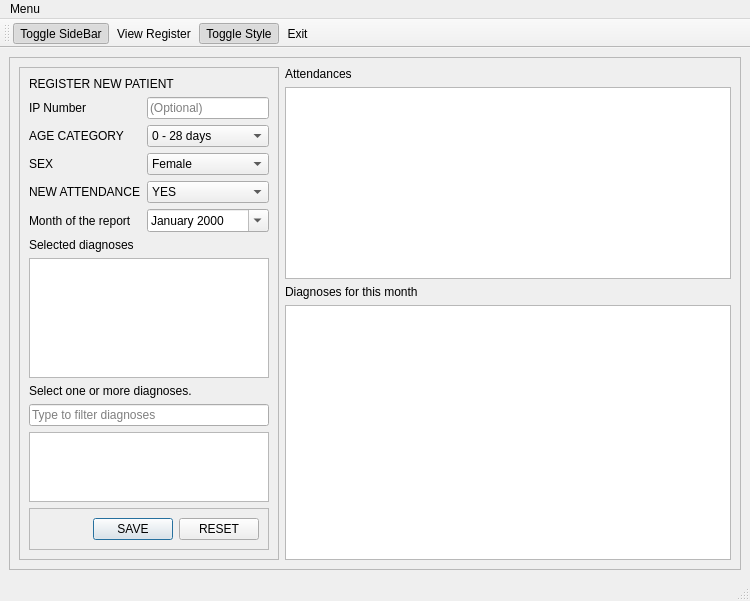
Old version of the form mainwindow.ui in the repository abiiranathan/hmis.
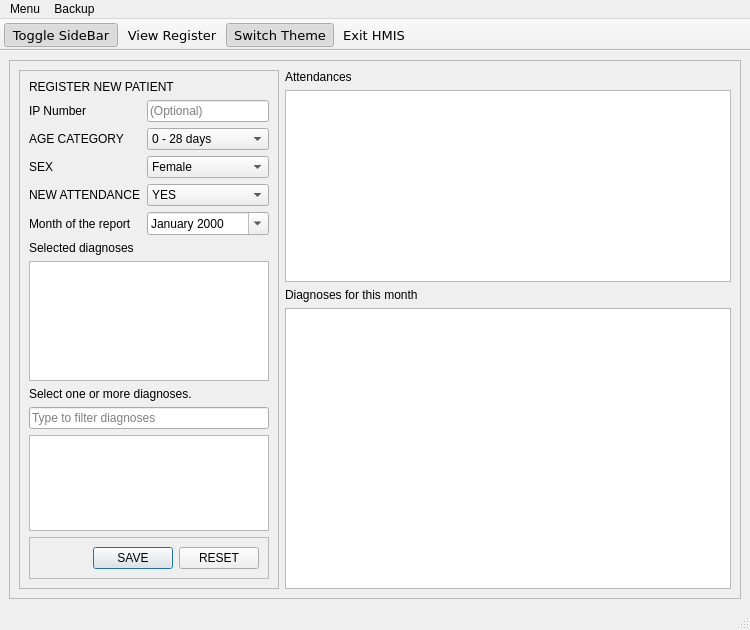
New version of the form. Icons and pictures are not drawn.

Commit message: refactor database operations into a seperate translation unit, add menu and toolbar icons, backup and restore

```diff
--- a/mainwindow.ui
+++ b/mainwindow.ui
@@ -7,7 +7,7 @@
     <x>0</x>
     <y>0</y>
     <width>750</width>
-    <height>588</height>
+    <height>630</height>
    </rect>
   </property>
   <property name="windowTitle">
@@ -317,12 +317,42 @@
     <addaction name="actionToggle_Style"/>
     <addaction name="actionExit"/>
    </widget>
+   <widget class="QMenu" name="menuBackup">
+    <property name="title">
+     <string>Backup</string>
+    </property>
+    <addaction name="actionRestore"/>
+    <addaction name="actionBackup"/>
+   </widget>
    <addaction name="menuHMIS"/>
+   <addaction name="menuBackup"/>
   </widget>
   <widget class="QToolBar" name="toolBar">
+   <property name="font">
+    <font>
+     <family>Verdana</family>
+     <pointsize>10</pointsize>
+     <bold>false</bold>
+    </font>
+   </property>
    <property name="windowTitle">
     <string>toolBar</string>
    </property>
+   <property name="movable">
+    <bool>false</bool>
+   </property>
+   <property name="iconSize">
+    <size>
+     <width>32</width>
+     <height>32</height>
+    </size>
+   </property>
+   <property name="toolButtonStyle">
+    <enum>Qt::ToolButtonTextBesideIcon</enum>
+   </property>
+   <property name="floatable">
+    <bool>false</bool>
+   </property>
    <attribute name="toolBarArea">
     <enum>TopToolBarArea</enum>
    </attribute>
@@ -367,7 +397,7 @@
     <bool>true</bool>
    </property>
    <property name="text">
-    <string>Toggle Style</string>
+    <string>Switch Theme</string>
    </property>
    <property name="shortcut">
     <string>Ctrl+T</string>
@@ -375,7 +405,7 @@
   </action>
   <action name="actionExit">
    <property name="text">
-    <string>Exit</string>
+    <string>Exit HMIS</string>
    </property>
    <property name="shortcut">
     <string>Ctrl+W</string>
```
Left out of the diff: 30 changed lines with no effect on the pictures. The commit also changes 15 other files.
